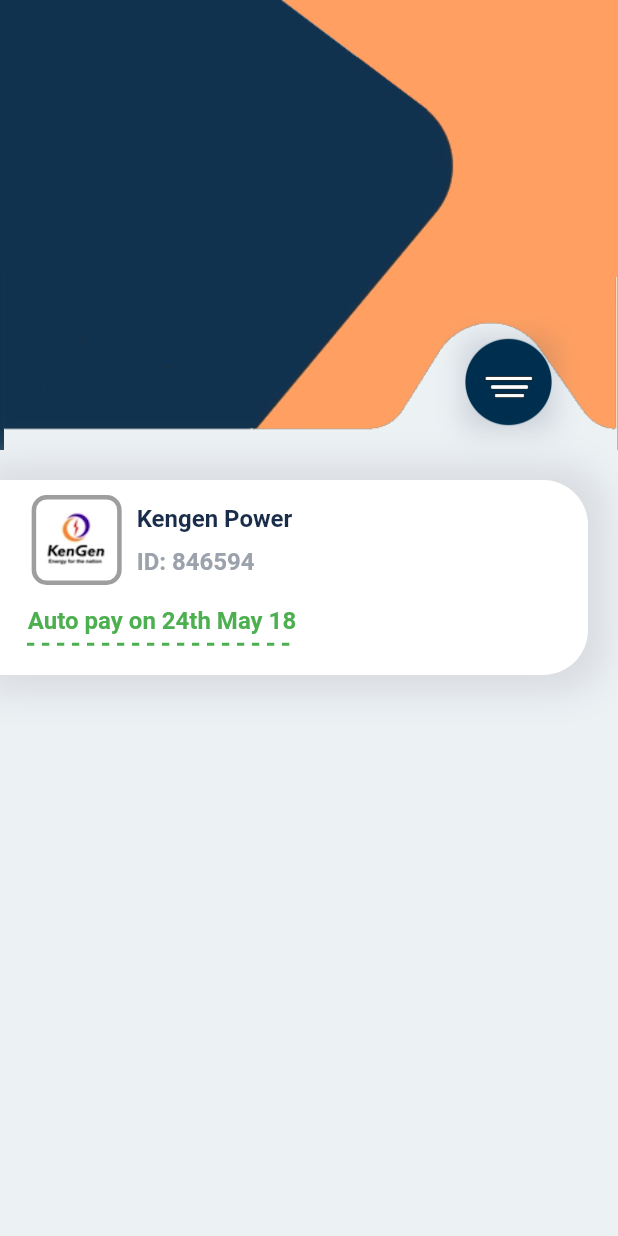
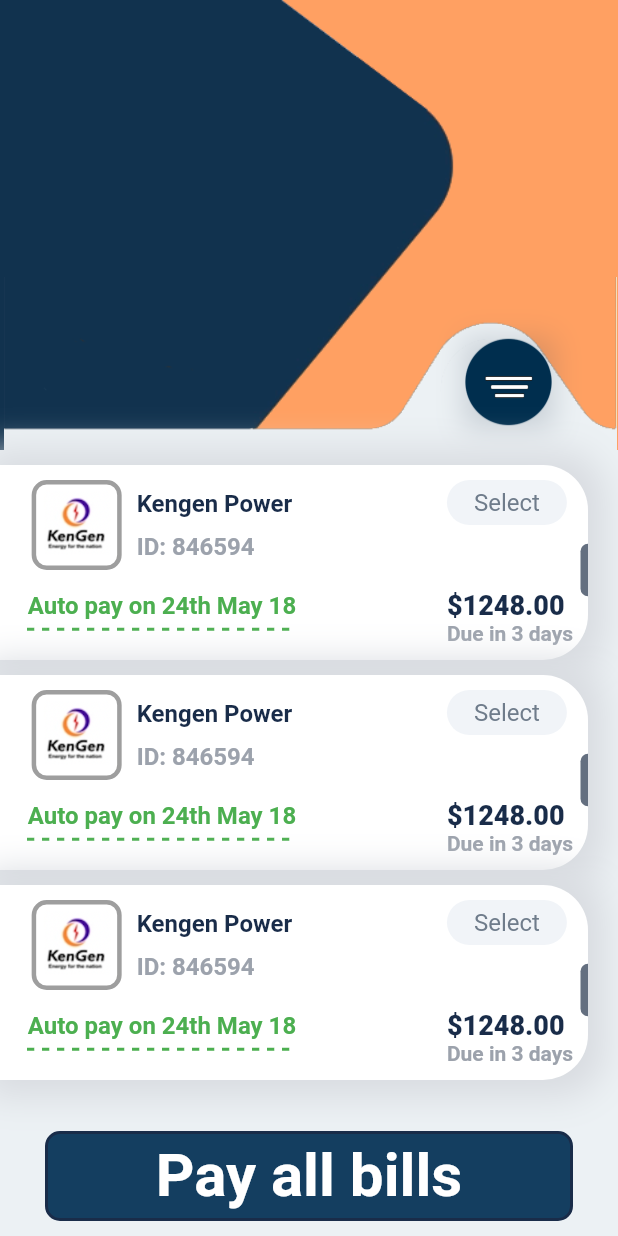
Before and after one commit to alibiz4002/tolem-app-, a Flutter app: the screen it shows after launch, on a phone screen of 412 x 824 dp. Run offline on Flutter 3.47's test engine with Material 2 defaults, Android fonts, the phone set to English and light mode, and no system bars.

Commit message:
Pay All bills button finish

```diff
--- a/lib/pages/my_home_view.dart
+++ b/lib/pages/my_home_view.dart
@@ -1,6 +1,7 @@
 import 'package:flutter/material.dart';
-import 'package:payment_app/compenents/colors.dart';
 
+import '../compenents/colors.dart';
+import '../widgets/large_button.dart';
 import '../widgets/text_size.dart';
 
 class MyHomeView extends StatefulWidget {
@@ -24,6 +25,7 @@ class _MyHomeViewState extends State<MyHomeView> {
           children: [
             _headSection(),
             _listBills(),
+            _payButton(),
           ],
         ),
       ),
@@ -39,6 +41,19 @@ class _MyHomeViewState extends State<MyHomeView> {
           _curveImageContainer(),
           _buttonContainer(),
         ],
+      ),
+    );
+  }
+
+  _payButton() {
+    return const Positioned(
+
+      bottom: 10,
+      child: LargeButtonWigdet(
+        // onTap:() {
+
+        // },
+        text: 'Pay all bills', textcolor: Colors.white,
       ),
     );
   }
@@ -96,8 +111,19 @@ class _MyHomeViewState extends State<MyHomeView> {
 
   _listBills() {
     return Positioned(
-      top: 320,
-      child: Container(
+      top: 300,
+      right: 0,
+      bottom: 0,
+      left: 0,
+      child: MediaQuery.removePadding(
+        removeTop: true,
+        context: context,
+        child: ListView.builder(
+          itemCount: 3,
+          scrollDirection: Axis.vertical,
+          itemBuilder: (context, index) {
+            return Container(
+              margin: const EdgeInsets.only(top: 10, right: 20),
               height: 130,
               width: MediaQuery.of(context).size.width - 20,
               decoration: BoxDecoration(
@@ -115,7 +141,9 @@ class _MyHomeViewState extends State<MyHomeView> {
                   ]),
               child: Container(
                 margin: const EdgeInsets.only(top: 10, left: 18),
-          child: Row(children: [
+                child: Row(
+                    mainAxisAlignment: MainAxisAlignment.spaceBetween,
+                    children: [
                       Column(
                         mainAxisAlignment: MainAxisAlignment.spaceBetween,
                         children: [
@@ -126,10 +154,12 @@ class _MyHomeViewState extends State<MyHomeView> {
                                 width: 60,
                                 decoration: BoxDecoration(
                                     borderRadius: BorderRadius.circular(10),
-                          border: Border.all(width: 3, color: Colors.grey),
+                                    border: Border.all(
+                                        width: 3, color: Colors.grey),
                                     image: const DecorationImage(
                                         fit: BoxFit.cover,
-                              image: AssetImage('assets/images/brand1.png'))),
+                                        image: AssetImage(
+                                            'assets/images/brand1.png'))),
                               ),
                               const SizedBox(width: 10),
                               Column(
@@ -160,8 +190,62 @@ class _MyHomeViewState extends State<MyHomeView> {
                           ),
                           SizedBox(height: 5),
                         ],
+                      ),
+                      Row(
+                        children: [
+                          Column(
+                            crossAxisAlignment: CrossAxisAlignment.start,
+                            children: [
+                              Container(
+                                width: 80,
+                                height: 30,
+                                decoration: BoxDecoration(
+                                    borderRadius: BorderRadius.circular(30),
+                                    color: Appcolors.selectBackground),
+                                child: Center(
+                                  child: Text(
+                                    'Select',
+                                    style: TextStyle(
+                                        fontSize: 16,
+                                        color: Appcolors.selectcolor),
+                                  ),
+                                ),
+                              ),
+                              Expanded(child: Container()),
+                              Text(
+                                '\$1248.00',
+                                style: TextStyle(
+                                    fontSize: 18,
+                                    fontWeight: FontWeight.w900,
+                                    color: Appcolors.mainColor),
+                              ),
+                              Text(
+                                'Due in 3 days',
+                                style: TextStyle(
+                                    fontSize: 14,
+                                    fontWeight: FontWeight.w700,
+                                    color: Appcolors.idColor),
+                              ),
+                              SizedBox(height: 10),
+                            ],
+                          ),
+                          SizedBox(width: 5),
+                          Container(
+                            width: 5,
+                            height: 35,
+                            decoration: BoxDecoration(
+                                color: Appcolors.halfOval,
+                                borderRadius: const BorderRadius.only(
+                                  topLeft: Radius.circular(30),
+                                  bottomLeft: Radius.circular(30),
+                                )),
+                          )
+                        ],
                       )
                     ]),
+              ),
+            );
+          },
         ),
       ),
     );
--- /dev/null
+++ b/lib/widgets/large_button.dart
@@ -0,0 +1,40 @@
+import 'package:flutter/material.dart';
+import 'package:payment_app/compenents/colors.dart';
+
+class LargeButtonWigdet extends StatelessWidget {
+  final Color? backgroundcolor;
+  final Color? textcolor;
+  final Function()? onTap;
+  final String text;
+  final bool? isBorder;
+  const LargeButtonWigdet(
+      {super.key,
+      this.backgroundcolor = const Color.fromARGB(255, 20, 62, 96),
+      this.textcolor,
+      this.onTap,
+      this.isBorder = false,
+      required this.text});
+
+  @override
+  Widget build(BuildContext context) {
+    return GestureDetector(
+      onTap: onTap,
+      child: Container(
+        margin: const EdgeInsets.only(left: 30, right: 30),
+        height: 60,
+        width: MediaQuery.of(context).size.width - 60,
+        decoration: BoxDecoration(
+            color: backgroundcolor,
+            borderRadius: BorderRadius.circular(10),
+            border: Border.all(width: 2, color: Appcolors.mainColor)),
+        child: Center(
+          child: Text(
+            text,
+            style: TextStyle(
+                fontWeight: FontWeight.bold, fontSize: 40, color: textcolor),
+          ),
+        ),
+      ),
+    );
+  }
+}
```
Lines whose indentation alone changed are shown as unchanged.
